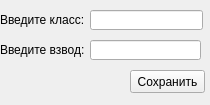
Above: UIs/register.ui from I7PoCTo-KoDeP/LyceumProject before the change. Below: the same form after it.
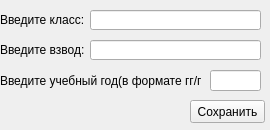
That is the form after the change.

What changed in the file:
```diff
--- a/UIs/register.ui
+++ b/UIs/register.ui
@@ -6,22 +6,10 @@
    <rect>
     <x>0</x>
     <y>0</y>
-    <width>210</width>
-    <height>105</height>
+    <width>270</width>
+    <height>130</height>
    </rect>
   </property>
-  <property name="minimumSize">
-   <size>
-    <width>210</width>
-    <height>105</height>
-   </size>
-  </property>
-  <property name="maximumSize">
-   <size>
-    <width>210</width>
-    <height>105</height>
-   </size>
-  </property>
   <property name="windowTitle">
    <string>Form</string>
   </property>
@@ -30,7 +18,7 @@
     <rect>
      <x>90</x>
      <y>40</y>
-     <width>111</width>
+     <width>171</width>
      <height>20</height>
     </rect>
    </property>
@@ -64,8 +52,8 @@
   <widget class="QPushButton" name="save_button">
    <property name="geometry">
     <rect>
-     <x>130</x>
-     <y>70</y>
+     <x>190</x>
+     <y>100</y>
      <width>75</width>
      <height>23</height>
     </rect>
@@ -79,11 +67,34 @@
     <rect>
      <x>90</x>
      <y>10</y>
-     <width>113</width>
+     <width>171</width>
      <height>20</height>
     </rect>
    </property>
   </widget>
+  <widget class="QLineEdit" name="edu_year_edit">
+   <property name="geometry">
+    <rect>
+     <x>210</x>
+     <y>70</y>
+     <width>51</width>
+     <height>21</height>
+    </rect>
+   </property>
+  </widget>
+  <widget class="QLabel" name="label_3">
+   <property name="geometry">
+    <rect>
+     <x>0</x>
+     <y>70</y>
+     <width>201</width>
+     <height>21</height>
+    </rect>
+   </property>
+   <property name="text">
+    <string>Введите учебный год(в формате гг/гг):</string>
+   </property>
+  </widget>
  </widget>
  <resources/>
  <connections/>
```
